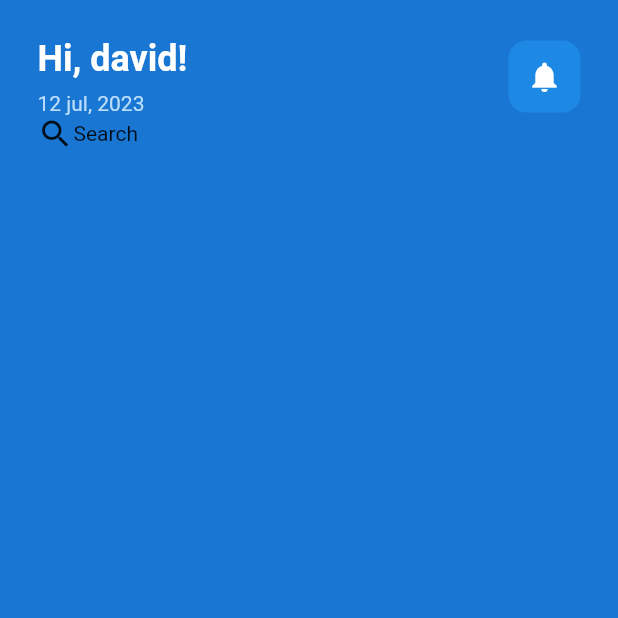
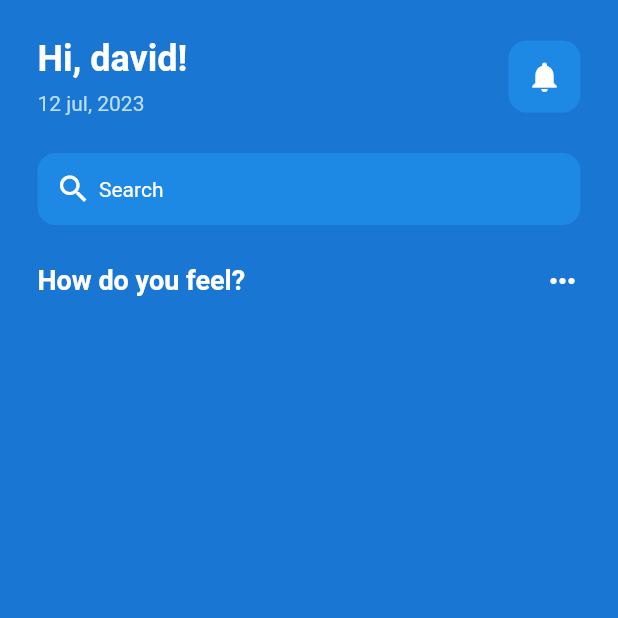
Before and after one commit to kun-lex/Health-app, a Flutter app: the screen it shows after launch, on a phone screen of 412 x 824 dp, the top half of it. Run offline on Flutter 3.47's test engine with Material 2 defaults, Android fonts, the phone set to English and light mode, and no system bars.

Commit message:
update search bar

```diff
--- a/mentalehalthapp/lib/pages/home_page.dart
+++ b/mentalehalthapp/lib/pages/home_page.dart
@@ -57,14 +57,64 @@ class _HomepageState extends State<Homepage> {
                   )
                 ],
               ),
+              SizedBox(
+                height: 25,
+              ),
               Container(
+                decoration: BoxDecoration(
+                    color: Colors.blue[600],
+                    borderRadius: BorderRadius.circular(12)),
+                padding: EdgeInsets.all(12),
                 child: Row(
                   children: [
-                    Icon(Icons.search),
-                    Text('Search'),
+                    Icon(
+                      Icons.search,
+                      color: Colors.white,
+                    ),
+                    SizedBox(
+                      width: 5,
+                    ),
+                    Text(
+                      'Search',
+                      style: TextStyle(
+                        color: Colors.white,
+                      ),
+                    ),
                   ],
                 ),
               ),
+
+              SizedBox(
+                height: 25,
+              ),
+
+              // how do you feel?
+              Row(
+                mainAxisAlignment: MainAxisAlignment.spaceBetween,
+                children: [
+                  Text(
+                    'How do you feel?',
+                    style: TextStyle(
+                      color: Colors.white,
+                      fontSize: 18,
+                      fontWeight: FontWeight.bold,
+                    ),
+                  ),
+                  Icon(
+                    Icons.more_horiz,
+                    color: Colors.white,
+                  ),
+                ],
+              ),
+
+              SizedBox(
+                height: 25,
+              ),
+
+              // 4 different faces
+              Row(
+                children: [],
+              )
             ],
           ),
         ),
--- /dev/null
+++ b/mentalehalthapp/lib/util/emoticon_face.dart
@@ -0,0 +1,20 @@
+import 'package:flutter/material.dart';
+
+class EmoticonFace extends StatelessWidget {
+  const EmoticonFace({super.key});
+
+  @override
+  Widget build(BuildContext context) {
+    return Container(
+      decoration: BoxDecoration(
+        color: Colors.blue[600],
+        borderRadius: BorderRadius.circular(12),
+      ),
+      padding: EdgeInsets.all(12),
+      child: Icon(
+        Icons.notifications,
+        color: Colors.white,
+      ),
+    );
+  }
+}
```
